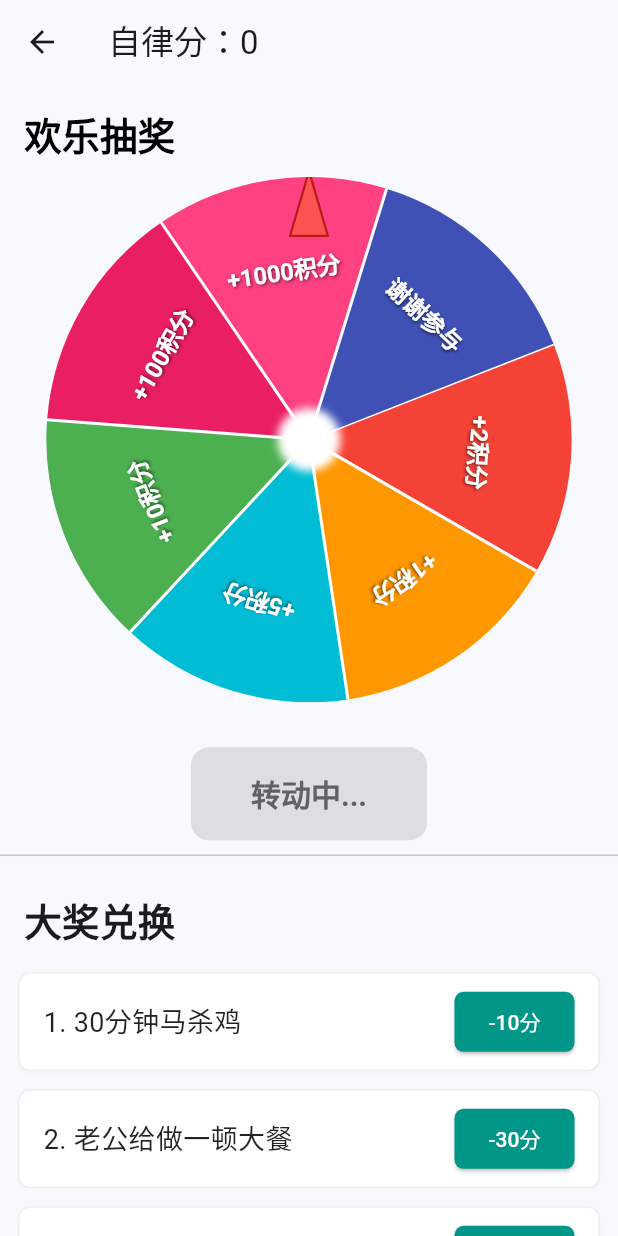
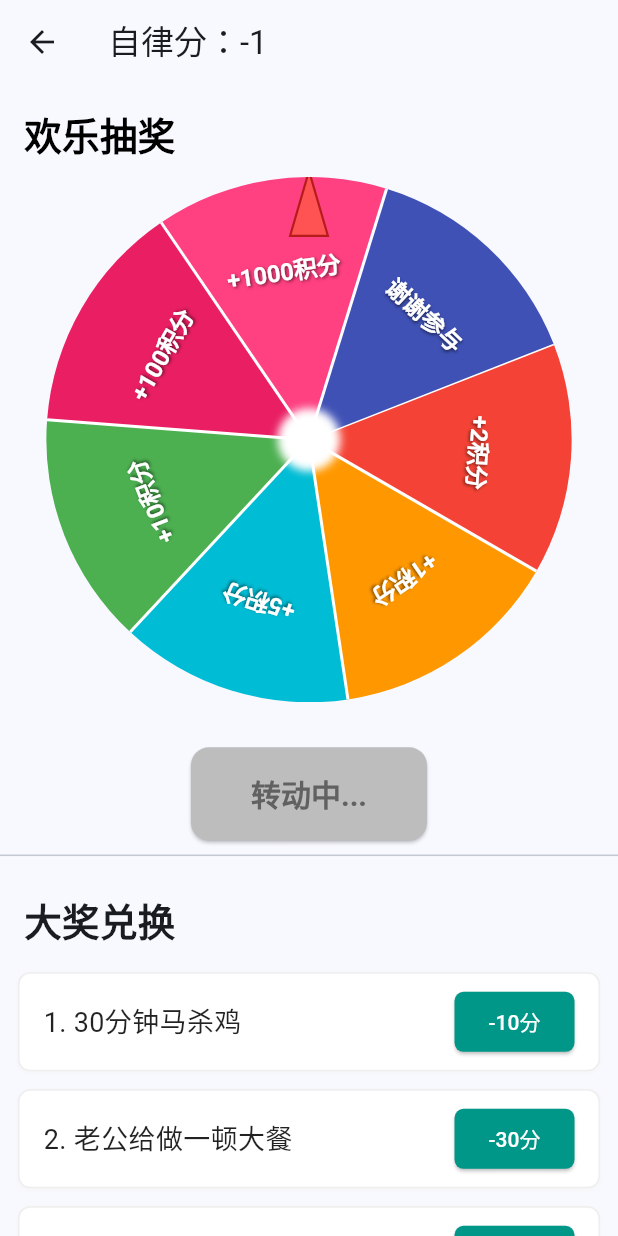
Before and after one commit to SYSUtu/flutter_demo, a Flutter app: the GiftPage screen opened directly, after a tap on "开始抽奖", on a phone screen of 412 x 824 dp. Run offline on Flutter 3.47's test engine with Material 3 defaults, Android fonts, the phone set to English and light mode, and no system bars; our stand-ins replace shared_preferences; accounts and stored records are empty.

Commit message:
打通扣分

```diff
--- a/lib/gift_page.dart
+++ b/lib/gift_page.dart
@@ -20,6 +20,18 @@ class _MyGiftPageState extends State<GiftPage> {
     _initPrefs(); // 初始化本地存储并检查跨天
   }
 
+  Future<void> _saveCounter(int value) async {
+    await _prefs.setInt('counter', value);
+  }
+
+  // 更新计数器
+  void updateCounter(int value) {
+    setState(() {
+      _counter = value;
+    });
+    _saveCounter(value);
+  }
+
   Future<void> _initPrefs() async {
     _prefs = await SharedPreferences.getInstance();
     // 读取存储的状态
@@ -35,9 +47,11 @@ class _MyGiftPageState extends State<GiftPage> {
       body: SingleChildScrollView(
         child: Column(
           children: [
-            const RewardLottery(),
+            RewardLottery(currentCounter: _counter,
+                onCounterUpdated: updateCounter),
             const Divider(height: 20, thickness: 1),
-            const TaskList(),
+            TaskList(currentCounter: _counter,
+                onCounterUpdated: updateCounter),
             const SizedBox(height: 20),
           ],
         ),
@@ -48,7 +62,10 @@ class _MyGiftPageState extends State<GiftPage> {
 
 // TaskList和TextWithButtonRow保持不变
 class TaskList extends StatefulWidget {
-  const TaskList({super.key});
+  final int currentCounter;
+  final Function(int) onCounterUpdated;
+  const TaskList({super.key,required this.currentCounter,
+    required this.onCounterUpdated,});
 
   @override
   State<TaskList> createState() => _MyTaskListState();
@@ -90,6 +107,8 @@ class _MyTaskListState extends State<TaskList> {
             return TextWithButtonRow(
               taskConent: '${index + 1}. ${rewards[index]['content']}',
               point: rewards[index]['points'],
+              currentCounter: widget.currentCounter,
+              onCounterUpdated: widget.onCounterUpdated,
             );
           },
         ),
@@ -101,11 +120,14 @@ class _MyTaskListState extends State<TaskList> {
 class TextWithButtonRow extends StatelessWidget {
   final String taskConent;
   final int point;
+  final int currentCounter;
+  final Function(int) onCounterUpdated;
 
   const TextWithButtonRow({
     super.key,
     required this.taskConent,
-    required this.point,
+    required this.point,required this.currentCounter,
+  required this.onCounterUpdated,
   });
 
   @override
@@ -140,6 +162,7 @@ class TextWithButtonRow extends StatelessWidget {
             padding: const EdgeInsets.only(right: 16),
             child: ElevatedButton(
               onPressed: () {
+                onCounterUpdated(currentCounter-point);
                 ScaffoldMessenger.of(context).showSnackBar(
                   SnackBar(
                     content: Text('已兑换 ${taskConent.split('.')[1].trim()}，消耗$point分'),
@@ -167,7 +190,11 @@ class TextWithButtonRow extends StatelessWidget {
 
 // RewardLottery保持不变
 class RewardLottery extends StatefulWidget {
-  const RewardLottery({super.key});
+  final int currentCounter;
+  final Function(int) onCounterUpdated;
+  const RewardLottery({super.key,
+    required this.currentCounter,
+    required this.onCounterUpdated,});
 
   @override
   State<RewardLottery> createState() => _MyRewardLotteryState();
@@ -200,6 +227,8 @@ class _MyRewardLotteryState extends State<RewardLottery> {
             LotteryItem(name: "+1000积分", color: Colors.pinkAccent, icon: Icons.add_card, probability: 0.01),
             LotteryItem(name: "谢谢参与", color: Colors.indigo, icon: Icons.sentiment_neutral, probability: 30),
           ],
+          currentCounter: widget.currentCounter,
+          onCounterUpdated: widget.onCounterUpdated,
         ),
       ],
     );
--- a/lib/lottery_wheel.dart
+++ b/lib/lottery_wheel.dart
@@ -18,11 +18,15 @@ class LotteryItem {
 class LotteryWheel extends StatefulWidget {
   final double maxSize;
   final List<LotteryItem> items;
+  final int currentCounter;
+  final Function(int) onCounterUpdated;
 
   const LotteryWheel({
     super.key,
     required this.maxSize,
     required this.items,
+    required this.currentCounter,
+    required this.onCounterUpdated
   });
 
   @override
@@ -154,6 +158,19 @@ class _LotteryWheelState extends State<LotteryWheel>
   }
 
   void _showResultDialog() {
+    // 从抽中奖项的名称中提取分数值
+    int scoreToAdd = 0;
+    final prizeName = widget.items[_selectedIndex].name;
+
+    // 处理加分的情况（如 "+2积分"、"+10积分"）
+    if (prizeName.startsWith('+')) {
+      // 提取数字部分
+      final scoreStr = prizeName.replaceAll(RegExp(r'[^\d]'), '');
+      if (scoreStr.isNotEmpty) {
+        scoreToAdd = int.parse(scoreStr);
+      }
+    }
+
     showDialog(
       context: context,
       barrierDismissible: false,
@@ -182,10 +199,27 @@ class _LotteryWheelState extends State<LotteryWheel>
                 style: const TextStyle(fontSize: 18),
                 textAlign: TextAlign.center,
               ),
+              // 显示加分信息（如果中奖）
+              if (scoreToAdd > 0)
+                Padding(
+                  padding: const EdgeInsets.only(top: 8),
+                  child: Text(
+                    "已为您增加 $scoreToAdd 积分",
+                    style: const TextStyle(
+                      fontSize: 16,
+                      color: Colors.green,
+                      fontWeight: FontWeight.bold,
+                    ),
+                  ),
+                ),
               const SizedBox(height: 24),
               ElevatedButton(
                 onPressed: () {
                   Navigator.pop(context);
+                  // 更新计数器：当前分数 + 抽中分数
+                  if (scoreToAdd > 0) {
+                    widget.onCounterUpdated(widget.currentCounter + scoreToAdd);
+                  }
                   _resetWheel();
                 },
                 style: ElevatedButton.styleFrom(
@@ -201,6 +235,7 @@ class _LotteryWheelState extends State<LotteryWheel>
       ),
     );
   }
+
 
   @override
   Widget build(BuildContext context) {
@@ -226,7 +261,13 @@ class _LotteryWheelState extends State<LotteryWheel>
         ),
         const SizedBox(height: 30),
         ElevatedButton(
-          onPressed: _isSpinning ? null : _spinWheel,
+          onPressed: (){
+            if (!_isSpinning) {
+              // 如果正在旋转，回调为 null（按钮禁用）
+              widget.onCounterUpdated(widget.currentCounter-1);
+              _spinWheel();
+            }
+          },
           style: ElevatedButton.styleFrom(
             backgroundColor: _isSpinning ? Colors.grey[400] : Colors.teal,
             padding: const EdgeInsets.symmetric(horizontal: 40, vertical: 16),
```
